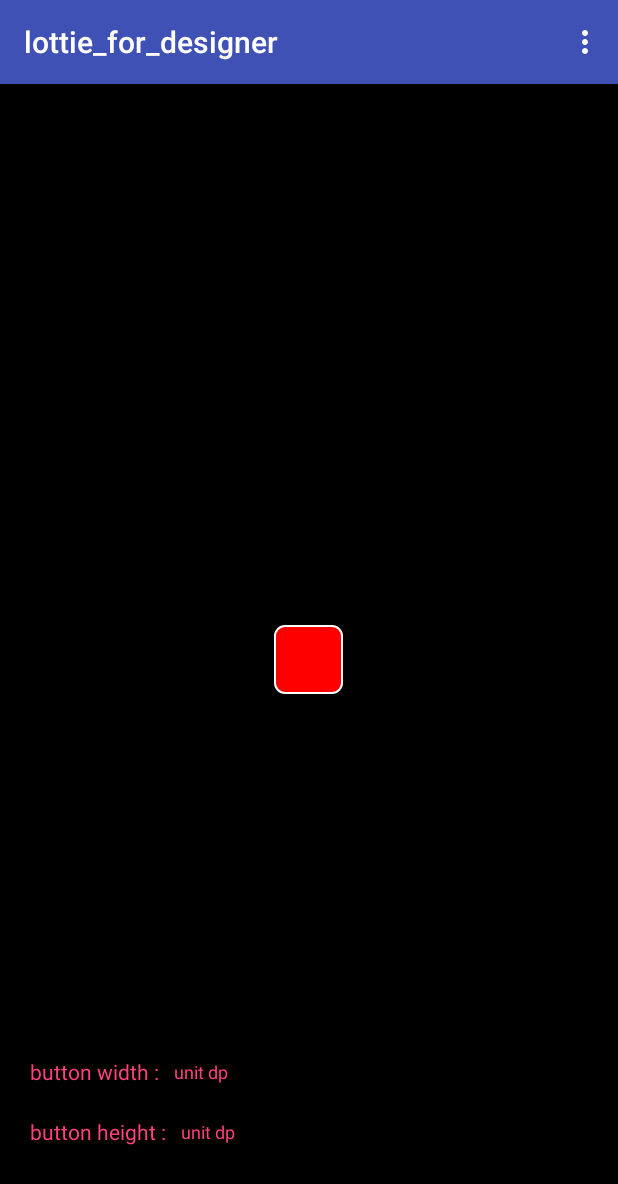
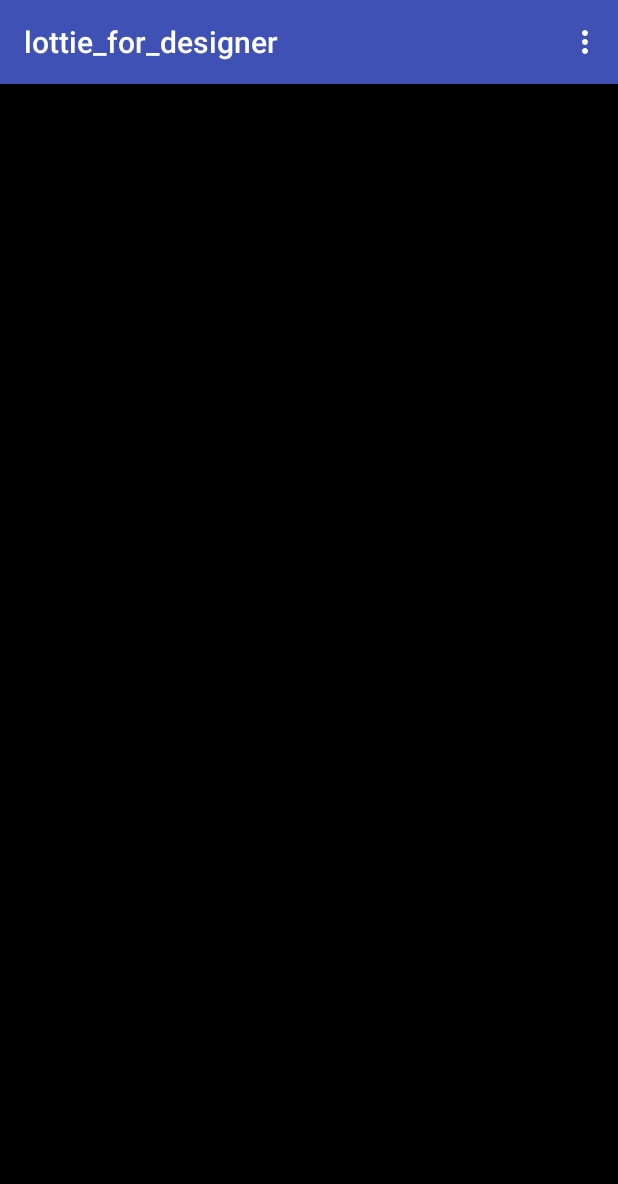
Before and after one commit to jinseongho/lottie_for_designer, an Android app: the screen it shows after launch (MainActivity), in the options menu, after a tap on "animation preview", on a phone screen of 412 x 824 dp. Shown: the top 1184 px of the screen. Run offline under Robolectric (Android 15) with nearby library versions, the phone set to English and light mode, and no system bars; our stand-ins replace ButterKnife, data binding.

Commit message:
Fixed animation preview in menu

```diff
--- a/app/src/main/java/me/ingeni/lottie_for_designer/MainActivity.java
+++ b/app/src/main/java/me/ingeni/lottie_for_designer/MainActivity.java
@@ -77,9 +77,8 @@ public class MainActivity extends AppCompatActivity {
             }
 
             case R.id.menu_animation_preview: {
-//                mRlRoot2.removeAllViews();
-//                mLlTestButtonControlLayout.setVisibility(View.GONE);
-//                mAnimationView = new LottieAnimationView(this);
+                mRlRoot2.removeAllViews();
+                mLlTestButtonControlLayout.setVisibility(View.GONE);
                 break;
             }
 
```
